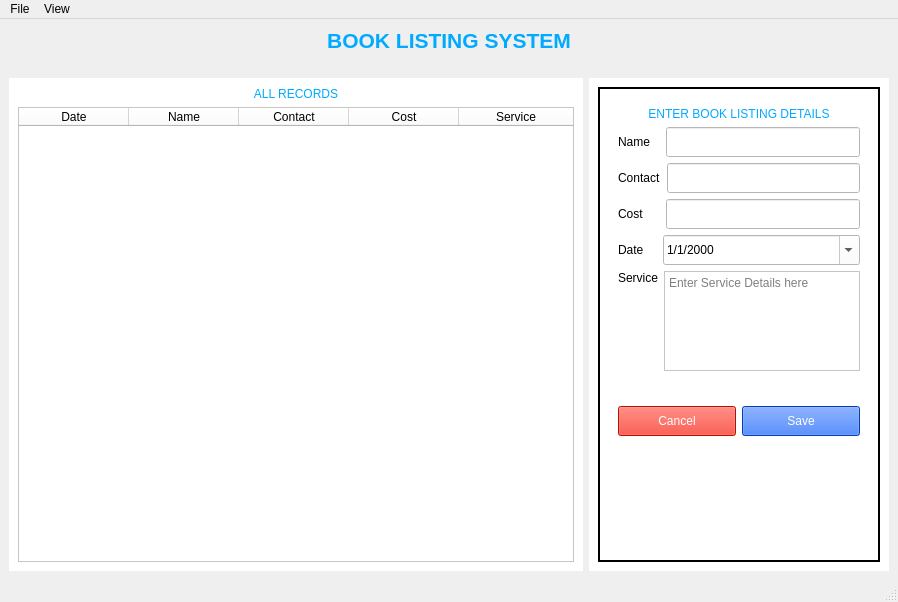
First picture: the form in Main.ui, repository coffiesteve000/Program-1, before the edit.
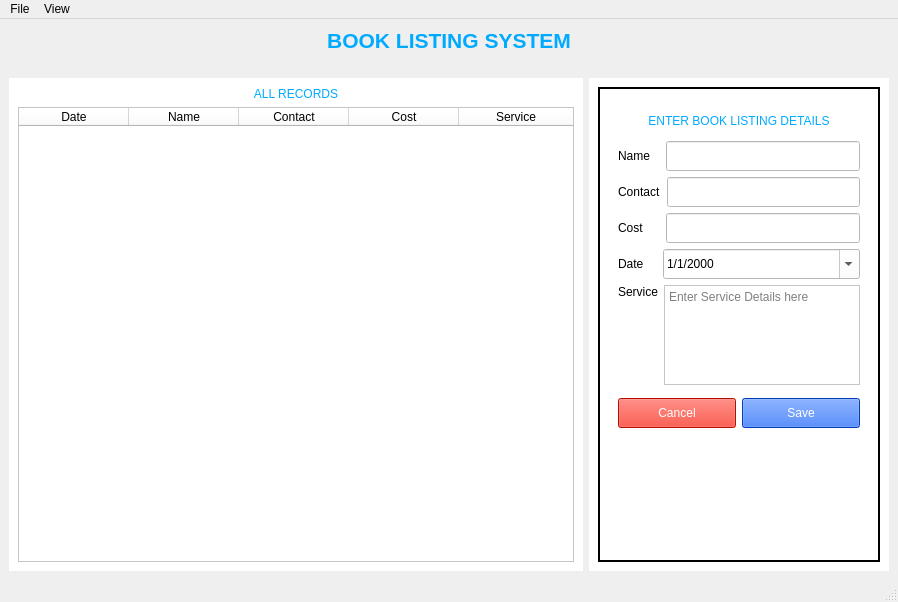
Second picture: the form after the edit. Icons and pictures are not drawn.

Commit message: fix: Remove alifnment Issues

Diff of the .ui file:
```diff
--- a/Main.ui
+++ b/Main.ui
@@ -158,18 +158,33 @@
                <layout class="QGridLayout" name="gridLayout_2">
                 <item row="4" column="0">
                  <layout class="QHBoxLayout" name="serviceLayout">
-                  <item alignment="Qt::AlignTop">
+                  <item>
                    <widget class="QLabel" name="service">
+                    <property name="sizePolicy">
+                     <sizepolicy hsizetype="Preferred" vsizetype="Preferred">
+                      <horstretch>0</horstretch>
+                      <verstretch>0</verstretch>
+                     </sizepolicy>
+                    </property>
                     <property name="styleSheet">
                      <string notr="true">font: 10pt &quot;Arial Rounded MT Bold&quot;;</string>
                     </property>
                     <property name="text">
                      <string>Service</string>
                     </property>
+                    <property name="alignment">
+                     <set>Qt::AlignHCenter|Qt::AlignTop</set>
+                    </property>
                    </widget>
                   </item>
-                  <item alignment="Qt::AlignTop">
+                  <item>
                    <widget class="QPlainTextEdit" name="serviceEdit">
+                    <property name="sizePolicy">
+                     <sizepolicy hsizetype="Preferred" vsizetype="Preferred">
+                      <horstretch>0</horstretch>
+                      <verstretch>0</verstretch>
+                     </sizepolicy>
+                    </property>
                     <property name="minimumSize">
                      <size>
                       <width>0</width>
```
Left out of the diff: 2 changed lines with no effect on the pictures.
